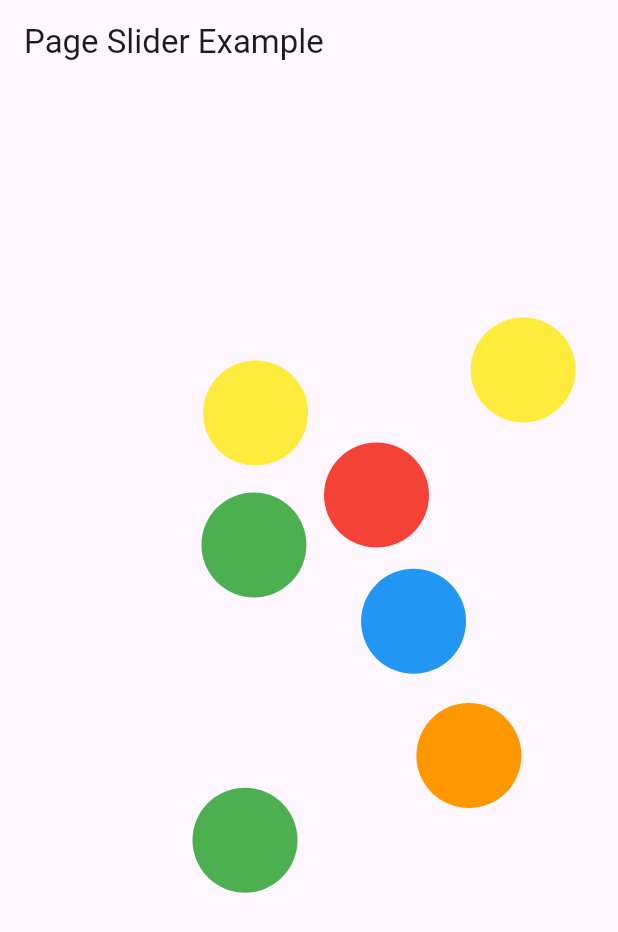
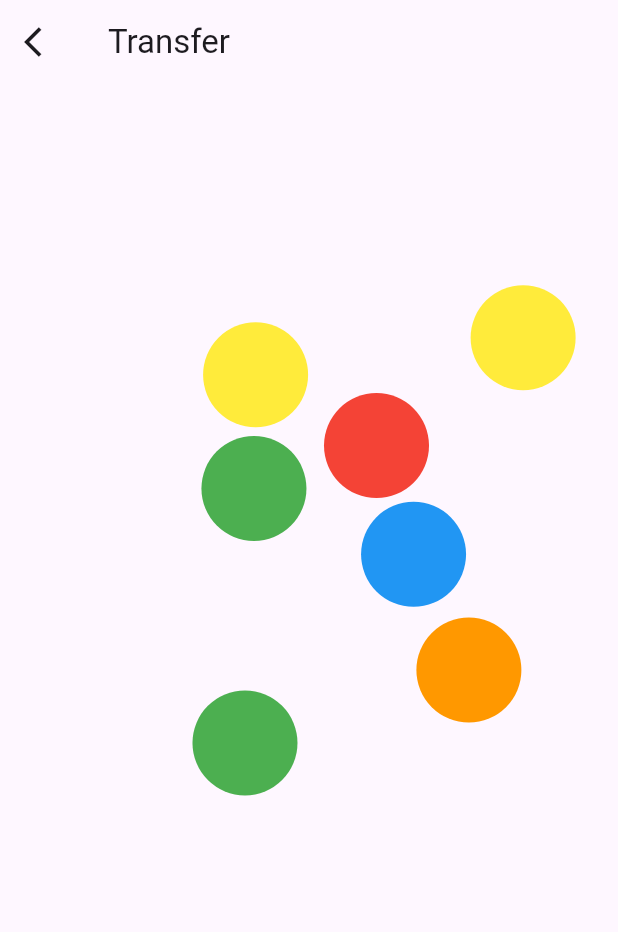
Before and after one commit to Omegaviv/page_slider, a Flutter app: the screen it shows after launch, swiped to page 2, on a phone screen of 412 x 824 dp. Shown: the top 932 px of the screen. Run offline on Flutter 3.47's test engine with Material 3 defaults, Android fonts, the phone set to English and light mode, and no system bars.

```diff
--- a/lib/data/generator_repo.dart
+++ b/lib/data/generator_repo.dart
@@ -17,12 +17,13 @@ class RandomWidgetGenerator {
     List<RandomColorObject> widgets = [];
 
     for (int i = 0; i < count; i++) {
-      double top = _random.nextDouble() * (contextHeight - 100);
+      double top = _random.nextDouble() * (contextHeight - 200);
       double left = _random.nextDouble() * (contextWidget - 100);
       Color color = _colors[_random.nextInt(_colors.length)];
 
       widgets.add(RandomColorObject(top: top, left: left, color: color));
     }
+    widgets.add(RandomColorObject(color: Colors.transparent, left: 0, top: 0));
     return widgets;
   }
 }
--- a/lib/presentation/page_slider.dart
+++ b/lib/presentation/page_slider.dart
@@ -1,7 +1,7 @@
-import 'dart:ui' as ui;
 import 'package:flutter/material.dart';
 import 'package:page_slider_example/data/generator_repo.dart';
 import 'package:page_slider_example/domain/random_color_object.dart';
+import 'package:page_slider_example/presentation/widgets/stacked_colors.dart';
 
 class PageSlider extends StatelessWidget {
   PageSlider({super.key});
@@ -20,18 +20,21 @@ class PageSlider extends StatelessWidget {
     if (firstPage.isEmpty) {
       firstPage =
           generatorRepo.generateRandomWidgets(7, screenHeight, screenWidth);
-      firstPage
-          .add(RandomColorObject(color: Colors.transparent, left: 0, top: 0));
     }
     if (secondPage.isEmpty) {
       secondPage =
           generatorRepo.generateRandomWidgets(7, screenHeight, screenWidth);
-      secondPage
-          .add(RandomColorObject(color: Colors.transparent, left: 0, top: 0));
     }
 
     return Scaffold(
-      appBar: AppBar(title: const Text('Page Slider Example')),
+      appBar: AppBar(
+        leading: IconButton(
+            onPressed: () {}, icon: const Icon(Icons.arrow_back_ios)),
+        title: Text(
+          'Transfer',
+          style: Theme.of(context).textTheme.titleLarge,
+        ),
+      ),
       body: PageView(
         physics: const BouncingScrollPhysics(),
         controller: _pageController,
@@ -39,71 +42,21 @@ class PageSlider extends StatelessWidget {
           AnimatedBuilder(
             animation: _pageController,
             builder: (context, _) {
-              return Stack(
-                children: firstPage.asMap().entries.map(
-                  (widget) {
-                    return Positioned(
-                      top: widget.value.top,
-                      left: widget.value.left -
-                          (_pageController.position.haveDimensions
-                              ? (_pageController.page ?? 0.0) *
-                                  (screenWidth - widget.value.left) *
-                                  1.5
-                              : 0.0),
-                      child: BackdropFilter(
-                        filter: ui.ImageFilter.blur(
-                            sigmaX: _pageController.position.haveDimensions
-                                ? ((_pageController.page ?? 0.0).abs() * 20)
-                                : 0.001,
-                            sigmaY: _pageController.position.haveDimensions
-                                ? ((_pageController.page!).abs() * 3)
-                                : 0.001),
-                        child: Container(
-                          width: 70,
-                          height: 70,
-                          decoration: BoxDecoration(
-                              color: widget.value.color,
-                              shape: BoxShape.circle),
-                        ),
-                      ),
-                    );
-                  },
-                ).toList(),
-              );
+              return StackedColor(
+                  page: 1,
+                  randomColors: firstPage,
+                  pageController: _pageController,
+                  screenWidth: screenWidth);
             },
           ),
           AnimatedBuilder(
             animation: _pageController,
             builder: (context, child) {
-              return Stack(
-                children: secondPage.map((widget) {
-                  return Positioned(
-                    top: widget.top,
-                    right: widget.left -
-                        (widget.left) * 1.5 +
-                        (_pageController.position.haveDimensions
-                            ? (_pageController.page ?? 0.0) *
-                                (widget.left) *
-                                1.5
-                            : 0.0),
-                    child: BackdropFilter(
-                      filter: ui.ImageFilter.blur(
-                          sigmaX: _pageController.position.haveDimensions
-                              ? ((1 - _pageController.page!).abs() * 20)
-                              : 0.001,
-                          sigmaY: _pageController.position.haveDimensions
-                              ? ((1 - _pageController.page!).abs() * 3)
-                              : 0.001),
-                      child: Container(
-                        width: 70,
-                        height: 70,
-                        decoration: BoxDecoration(
-                            color: widget.color, shape: BoxShape.circle),
-                      ),
-                    ),
-                  );
-                }).toList(),
-              );
+              return StackedColor(
+                  page: 2,
+                  randomColors: secondPage,
+                  pageController: _pageController,
+                  screenWidth: screenWidth);
             },
           ),
         ],
--- /dev/null
+++ b/lib/presentation/widgets/color_object_widget.dart
@@ -0,0 +1,21 @@
+import 'package:flutter/material.dart';
+import 'package:page_slider_example/domain/random_color_object.dart';
+
+class ColouredObject extends StatelessWidget {
+  const ColouredObject({
+    super.key,
+    required this.widgetObject,
+  });
+
+  final RandomColorObject widgetObject;
+
+  @override
+  Widget build(BuildContext context) {
+    return Container(
+      width: 70,
+      height: 70,
+      decoration:
+          BoxDecoration(color: widgetObject.color, shape: BoxShape.circle),
+    );
+  }
+}
--- /dev/null
+++ b/lib/presentation/widgets/motion_blur_wrapper.dart
@@ -0,0 +1,34 @@
+import 'package:flutter/material.dart';
+import 'dart:ui' as ui;
+
+class MotionBlurWrapper extends StatelessWidget {
+  const MotionBlurWrapper(
+      {super.key,
+      required PageController pageController,
+      required this.child,
+      required this.page})
+      : _pageController = pageController;
+
+  final PageController _pageController;
+  final Widget child;
+  final int page;
+
+  @override
+  Widget build(BuildContext context) {
+    return BackdropFilter(
+      filter: ui.ImageFilter.blur(
+          sigmaX: _pageController.position.haveDimensions
+              ? (((page == 2 ? -1 : 0.0) + (_pageController.page ?? 0.0))
+                          .abs() *
+                      20)
+                  .clamp(0.001, 20)
+              : 0.001,
+          sigmaY: _pageController.position.haveDimensions
+              ? (((page == 2 ? -1 : 0.0) + (_pageController.page ?? 0.0))
+                      .abs() *
+                  3)
+              : 0.001),
+      child: child,
+    );
+  }
+}
--- /dev/null
+++ b/lib/presentation/widgets/stacked_colors.dart
@@ -0,0 +1,54 @@
+import 'package:flutter/material.dart';
+import 'package:page_slider_example/domain/random_color_object.dart';
+import 'package:page_slider_example/presentation/widgets/color_object_widget.dart';
+import 'package:page_slider_example/presentation/widgets/motion_blur_wrapper.dart';
+
+class StackedColor extends StatelessWidget {
+  const StackedColor(
+      {super.key,
+      required this.randomColors,
+      required PageController pageController,
+      required this.screenWidth,
+      required this.page})
+      : _pageController = pageController;
+
+  final List<RandomColorObject> randomColors;
+  final PageController _pageController;
+  final double screenWidth;
+  final int page;
+
+  @override
+  Widget build(BuildContext context) {
+    return Stack(
+      children: randomColors.map(
+        (widgetObject) {
+          return Positioned(
+            top: widgetObject.top,
+            left: page == 1
+                ? widgetObject.left -
+                    (_pageController.position.haveDimensions
+                        ? (_pageController.page ?? 0.0) *
+                            (screenWidth - widgetObject.left) *
+                            1.5
+                        : 0.0)
+                : null,
+            right: page == 2
+                ? widgetObject.left -
+                    (widgetObject.left) * 1.5 +
+                    (_pageController.position.haveDimensions
+                        ? (_pageController.page ?? 0.0) *
+                            (widgetObject.left) *
+                            1.5
+                        : 0.0)
+                : null,
+            child: MotionBlurWrapper(
+              page: page,
+              pageController: _pageController,
+              child: ColouredObject(widgetObject: widgetObject),
+            ),
+          );
+        },
+      ).toList(),
+    );
+  }
+}
```
